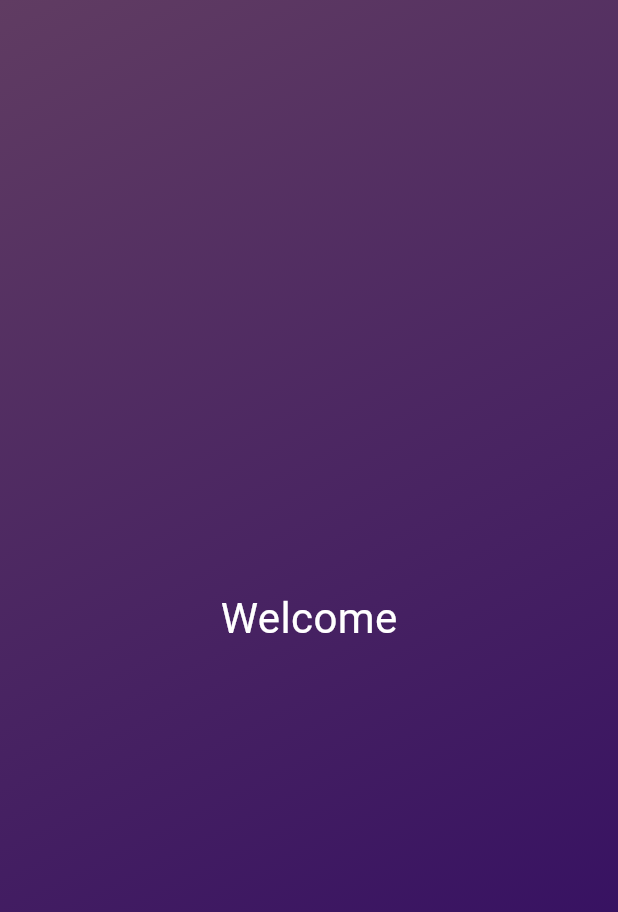
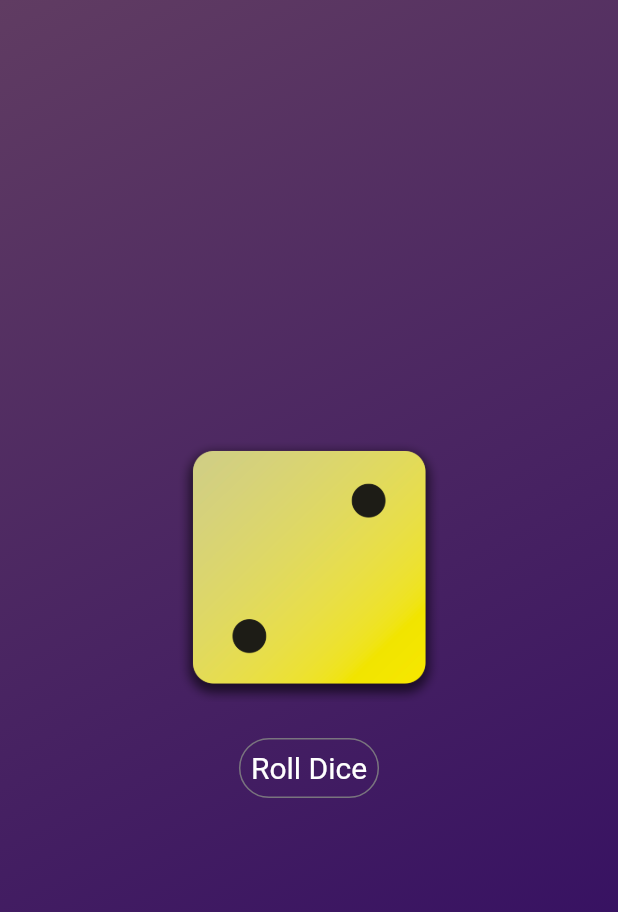
Before and after one commit to Kaleyemijowurolo/dice-roller, a Flutter app: the screen it shows after launch, on a phone screen of 412 x 824 dp. Shown: the top 912 px of the screen. Run offline on Flutter 3.47's test engine with Material 3 defaults, Android fonts, the phone set to English and light mode, and no system bars.

Commit message:
created dice-roller function

```diff
--- a/lib/custom_widgets/gradient_container.dart
+++ b/lib/custom_widgets/gradient_container.dart
@@ -1,4 +1,6 @@
 import 'package:dice_app/custom_widgets/styled_text.dart';
+import 'package:dice_app/dice_roller.dart';
+import 'package:flutter/foundation.dart';
 import 'package:flutter/material.dart';
 
 // variables
@@ -6,18 +8,29 @@ const startAlignment = Alignment.topLeft;
 const endAlignment = Alignment.bottomRight;
 
 class GradientContainer extends StatelessWidget {
-  const GradientContainer({super.key, required this.from, required this.to,});
+  const GradientContainer({
+    super.key,
+    required this.from,
+    required this.to,
+  });
 
   final Color from;
   final Color to;
+
   @override
   Widget build(BuildContext context) {
     // TODO: implement build
     return Container(
         decoration: BoxDecoration(
-          gradient: LinearGradient(colors: [from, to], begin: startAlignment, end: endAlignment),
+          gradient: LinearGradient(
+              colors: [from, to], begin: startAlignment, end: endAlignment),
         ),
-        child: const Center(child: StyledText('Welcome')));
+        // child: const Center(child: StyledText('Welcome')));
+        child: const Center(
+            child: DiceRoller()));
+
     // throw UnimplementedError();
   }
 }
+
+class TextButtton {}
--- a/lib/custom_widgets/styled_text.dart
+++ b/lib/custom_widgets/styled_text.dart
@@ -11,7 +11,7 @@ class StyledText extends StatelessWidget {
     text,
     style: const TextStyle(
         color: Colors.white,
-        fontSize: 28
+        fontSize: 40
     ),
   );
   }
--- /dev/null
+++ b/lib/dice_roller.dart
@@ -0,0 +1,41 @@
+import 'package:flutter/foundation.dart';
+import 'package:flutter/material.dart';
+import 'dart:math';
+
+class DiceRoller extends StatefulWidget {
+  const DiceRoller({super.key});
+
+  @override
+  State<DiceRoller> createState() {
+    return _DiceRollerState();
+  }
+}
+
+class _DiceRollerState extends State<DiceRoller> {
+  var activeDiceImage = 'assets/images/dice-2.png';
+  var currentDiceRoll = 2;
+  void rollDice() {
+    setState(() {
+      currentDiceRoll = Random().nextInt(6) + 1;
+    });
+  }
+
+  @override
+  Widget build(BuildContext context) {
+    return Column(
+      mainAxisSize: MainAxisSize.min,
+      children: [
+        Image.asset('assets/images/dice-$currentDiceRoll.png', width: 180),
+        const SizedBox(
+            height: 20), // this create an empty box used for making space
+        OutlinedButton(
+            onPressed: rollDice,
+            style: TextButton.styleFrom(
+                padding: const EdgeInsets.all(8),
+                foregroundColor: Colors.white,
+                textStyle: const TextStyle(fontSize: 20)),
+            child: const Text('Roll Dice'))
+      ],
+    );
+  }
+}
```
Also changed, not shown: pubspec.yaml (+7 -3 lines), assets/images/dice-1.png (added), assets/images/dice-2.png (added), assets/images/dice-3.png (added), assets/images/dice-4.png (added), assets/images/dice-5.png (added), assets/images/dice-6.png (added).
